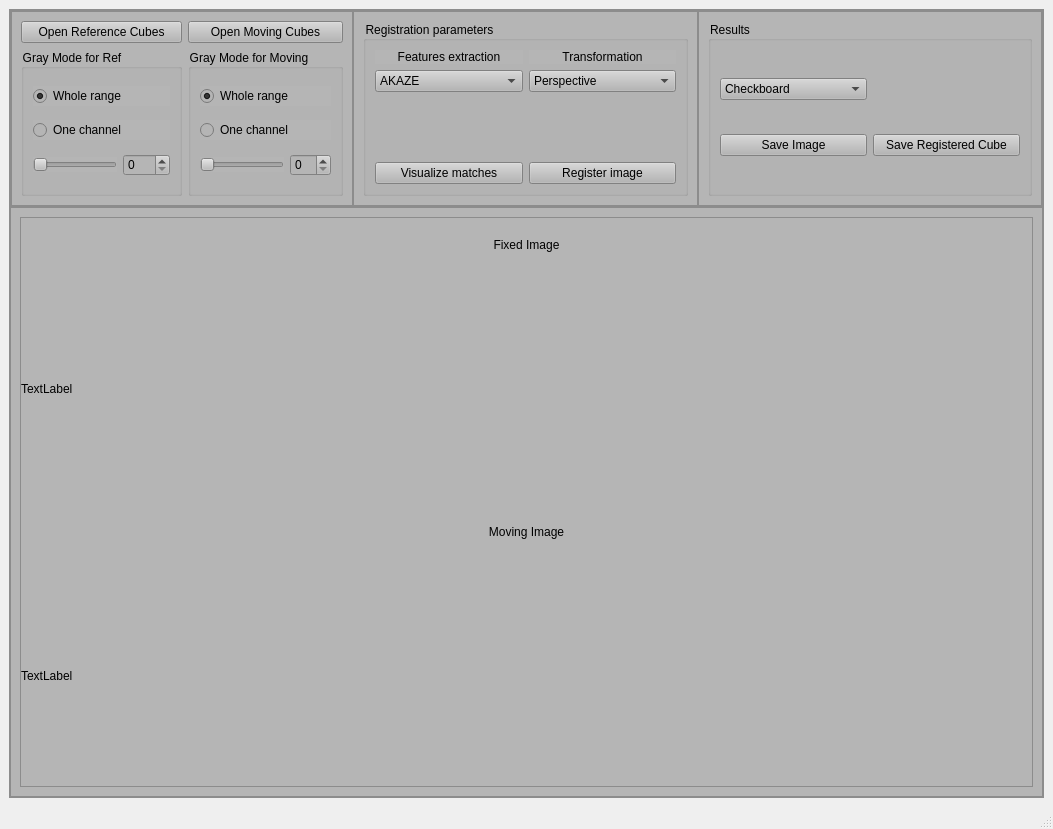
Before: the Qt Designer form registration/registration_window.ui in Llanik/Hypertool, drawn with Qt 5.
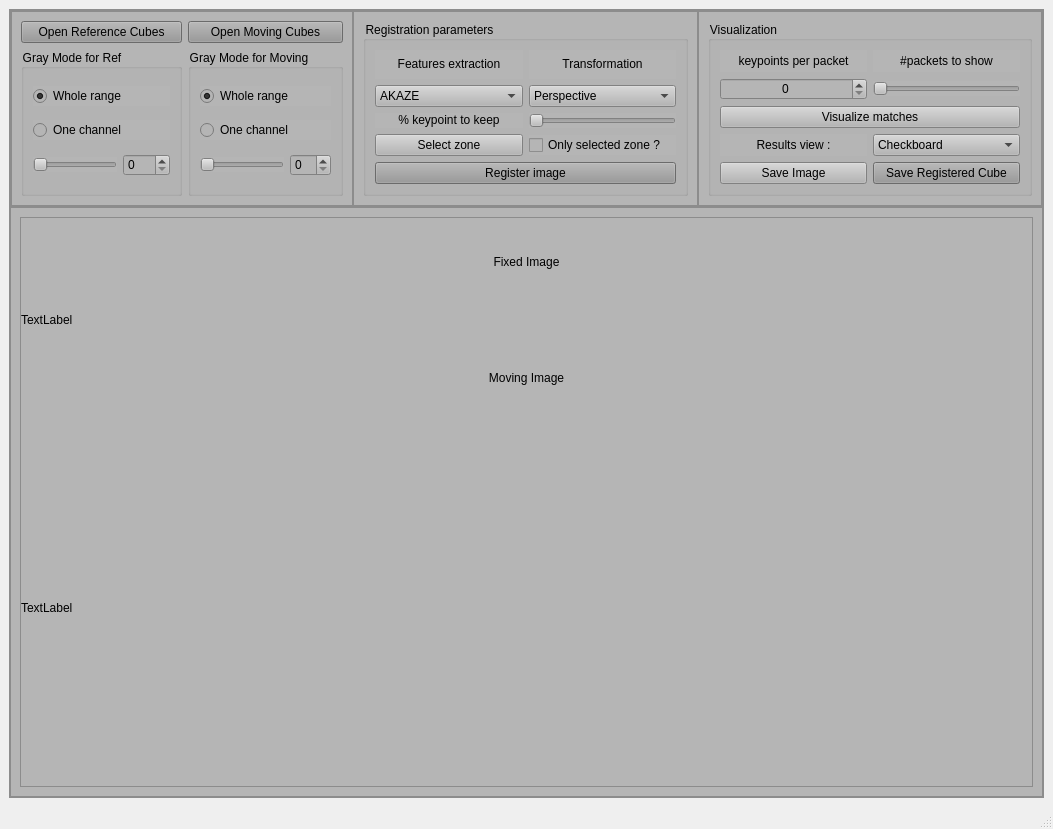
After: the same form once the commit is applied.

Commit message: registration_images OK for grey image to do : - load hypercubes - save transformed hypercube

What changed in the file:
```diff
--- a/registration/registration_window.ui
+++ b/registration/registration_window.ui
@@ -103,7 +103,7 @@
                <item row="2" column="0">
                 <widget class="QPushButton" name="pushButton_open_ref_hypercube">
                  <property name="styleSheet">
-                  <string notr="true"/>
+                  <string notr="true">background-color: rgb(150, 150, 150);</string>
                  </property>
                  <property name="text">
                   <string>Open Reference Cubes</string>
@@ -115,6 +115,9 @@
                </item>
                <item row="2" column="1">
                 <widget class="QPushButton" name="pushButton_open_mov_hypercube">
+                 <property name="styleSheet">
+                  <string notr="true">background-color: rgb(150, 150, 150);</string>
+                 </property>
                  <property name="text">
                   <string>Open Moving Cubes</string>
                  </property>
@@ -242,31 +245,14 @@
                  <property name="title">
                   <string>Registration parameters</string>
                  </property>
-                 <layout class="QGridLayout" name="gridLayout_3">
-                  <item row="0" column="0">
-                   <widget class="QLabel" name="label">
+                 <layout class="QGridLayout" name="gridLayout_3" columnstretch="1,1">
+                  <item row="8" column="0">
+                   <widget class="QLabel" name="label_feature">
                     <property name="text">
-                     <string>&lt;html&gt;&lt;head/&gt;&lt;body&gt;&lt;p align=&quot;center&quot;&gt;Features extraction&lt;/p&gt;&lt;/body&gt;&lt;/html&gt;</string>
+                     <string>&lt;html&gt;&lt;head/&gt;&lt;body&gt;&lt;p align=&quot;center&quot;&gt;% keypoint to keep&lt;/p&gt;&lt;/body&gt;&lt;/html&gt;</string>
                     </property>
                    </widget>
                   </item>
-                  <item row="1" column="1">
-                   <widget class="QComboBox" name="transform_selector">
-                    <property name="currentText">
-                     <string>Perspective</string>
-                    </property>
-                    <item>
-                     <property name="text">
-                      <string>Perspective</string>
-                     </property>
-                    </item>
-                    <item>
-                     <property name="text">
-                      <string>Affine</string>
-                     </property>
-                    </item>
-                   </widget>
-                  </item>
                   <item row="0" column="1">
                    <widget class="QLabel" name="label_2">
                     <property name="text">
@@ -274,18 +260,12 @@
                     </property>
                    </widget>
                   </item>
-                  <item row="2" column="0">
-                   <spacer name="verticalSpacer">
-                    <property name="orientation">
-                     <enum>Qt::Vertical</enum>
+                  <item row="0" column="0">
+                   <widget class="QLabel" name="label">
+                    <property name="text">
+                     <string>&lt;html&gt;&lt;head/&gt;&lt;body&gt;&lt;p align=&quot;center&quot;&gt;Features extraction&lt;/p&gt;&lt;/body&gt;&lt;/html&gt;</string>
                     </property>
-                    <property name="sizeHint" stdset="0">
-                     <size>
-                      <width>20</width>
-                      <height>40</height>
-                     </size>
-                    </property>
-                   </spacer>
+                   </widget>
                   </item>
                   <item row="1" column="0">
                    <widget class="QComboBox" name="method_selector">
@@ -314,20 +294,54 @@
                     </item>
                    </widget>
                   </item>
-                  <item row="3" column="0">
-                   <widget class="QPushButton" name="pushButton_viz_matches">
-                    <property name="text">
-                     <string>Visualize matches</string>
+                  <item row="8" column="1">
+                   <widget class="QSlider" name="features_slider">
+                    <property name="orientation">
+                     <enum>Qt::Horizontal</enum>
                     </property>
                    </widget>
                   </item>
-                  <item row="3" column="1">
+                  <item row="10" column="0" colspan="2">
                    <widget class="QPushButton" name="pushButton_register">
+                    <property name="styleSheet">
+                     <string notr="true">background-color: rgb(150, 150, 150);</string>
+                    </property>
                     <property name="text">
                      <string>Register image</string>
                     </property>
                    </widget>
                   </item>
+                  <item row="1" column="1">
+                   <widget class="QComboBox" name="transform_selector">
+                    <property name="currentText">
+                     <string>Perspective</string>
+                    </property>
+                    <item>
+                     <property name="text">
+                      <string>Perspective</string>
+                     </property>
+                    </item>
+                    <item>
+                     <property name="text">
+                      <string>Affine</string>
+                     </property>
+                    </item>
+                   </widget>
+                  </item>
+                  <item row="9" column="1">
+                   <widget class="QCheckBox" name="checkBox_crop">
+                    <property name="text">
+                     <string>Only selected zone ?</string>
+                    </property>
+                   </widget>
+                  </item>
+                  <item row="9" column="0">
+                   <widget class="QPushButton" name="pushButton_selectZone">
+                    <property name="text">
+                     <string>Select zone</string>
+                    </property>
+                   </widget>
+                  </item>
                  </layout>
                 </widget>
                </item>
@@ -346,39 +360,40 @@
                <item>
                 <widget class="QGroupBox" name="groupBox_2">
                  <property name="title">
-                  <string>Results</string>
+                  <string>Visualization</string>
                  </property>
-                 <layout class="QGridLayout" name="gridLayout_2">
-                  <item row="0" column="0">
-                   <widget class="QComboBox" name="overlay_selector">
-                    <item>
-                     <property name="text">
-                      <string>Checkboard</string>
-                     </property>
-                    </item>
-                    <item>
-                     <property name="text">
-                      <string>Color</string>
-                     </property>
-                    </item>
-                    <item>
-                     <property name="text">
-                      <string>Only aligned</string>
-                     </property>
-                    </item>
-                   </widget>
-                  </item>
-                  <item row="3" column="0">
+                 <layout class="QGridLayout" name="gridLayout_2" columnstretch="1,1">
+                  <item row="7" column="0">
                    <widget class="QPushButton" name="pushButton_save_image">
                     <property name="text">
                      <string>Save Image</string>
                     </property>
                    </widget>
                   </item>
-                  <item row="3" column="1">
+                  <item row="1" column="1">
+                   <widget class="QSlider" name="horizontalSlider">
+                    <property name="orientation">
+                     <enum>Qt::Horizontal</enum>
+                    </property>
+                    <property name="tickPosition">
+                     <enum>QSlider::NoTicks</enum>
+                    </property>
+                   </widget>
+                  </item>
+                  <item row="0" column="1">
+                   <widget class="QLabel" name="label_4">
+                    <property name="text">
+                     <string>#packets to show</string>
+                    </property>
+                    <property name="alignment">
+                     <set>Qt::AlignCenter</set>
+                    </property>
+                   </widget>
+                  </item>
+                  <item row="7" column="1">
                    <widget class="QPushButton" name="pushButton_save_cube">
                     <property name="styleSheet">
-                     <string notr="true"/>
+                     <string notr="true">background-color: rgb(150, 150, 150);</string>
                     </property>
                     <property name="text">
                      <string>Save Registered Cube</string>
@@ -388,6 +403,59 @@
                     </property>
                    </widget>
                   </item>
+                  <item row="1" column="0">
+                   <widget class="QSpinBox" name="spinBox">
+                    <property name="wrapping">
+                     <bool>false</bool>
+                    </property>
+                    <property name="alignment">
+                     <set>Qt::AlignCenter</set>
+                    </property>
+                   </widget>
+                  </item>
+                  <item row="0" column="0">
+                   <widget class="QLabel" name="label_3">
+                    <property name="text">
+                     <string>&lt;html&gt;&lt;head/&gt;&lt;body&gt;&lt;p align=&quot;center&quot;&gt;keypoints per packet&lt;/p&gt;&lt;/body&gt;&lt;/html&gt;</string>
+                    </property>
+                   </widget>
+                  </item>
+                  <item row="3" column="0">
+                   <widget class="QLabel" name="label_5">
+                    <property name="text">
+                     <string>Results view :</string>
+                    </property>
+                    <property name="alignment">
+                     <set>Qt::AlignCenter</set>
+                    </property>
+                   </widget>
+                  </item>
+                  <item row="3" column="1">
+                   <widget class="QComboBox" name="overlay_selector">
+                    <item>
+                     <property name="text">
+                      <string>Checkboard</string>
+                     </property>
+                    </item>
+                    <item>
+                     <property name="text">
+                      <string>Color</string>
+                     </property>
+                    </item>
+                    <item>
+                     <property name="text">
+                      <string>Only aligned</string>
+                     </property>
+                    </item>
+                   </widget>
+                  </item>
+                  <item row="2" column="0" colspan="2">
+                   <widget class="QPushButton" name="pushButton_viz_matches">
+                    <property name="text">
+                     <string>Visualize matches</string>
+                    </property>
+                   </widget>
+                  </item>
                  </layout>
                 </widget>
                </item>
@@ -450,7 +518,7 @@
                  <item>
                   <layout class="QHBoxLayout" name="image_layout">
                    <item>
-                    <layout class="QVBoxLayout" name="left_layout" stretch="1,4,1,4">
+                    <layout class="QVBoxLayout" name="left_layout" stretch="1,0,1,4">
                      <item>
                       <widget class="QLabel" name="label_fixed_title">
                        <property name="text">
```
Left out of the diff: 7 changed lines with no effect on the pictures. The commit also changes 5 other files.
